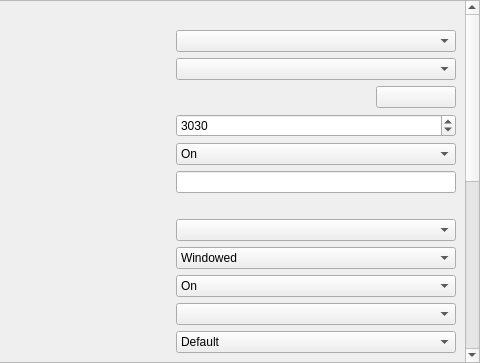
Qt form launcher/settingsView/csettingsview_moc.ui (vcmi/vcmi) before a commit; both pictures show x 362 to 842 and y 0 to 363 of the 842 by 363 pixel window.
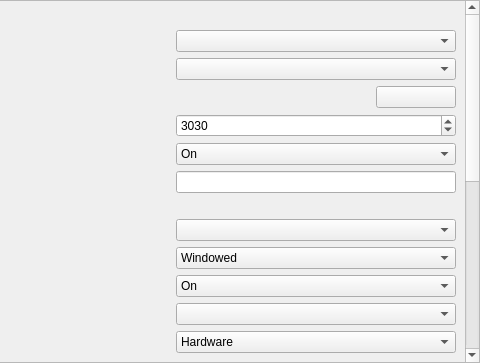
The same form after that commit.

Commit message: Allow defining default values of settings per platform

Patch:
```diff
--- a/launcher/settingsView/csettingsview_moc.ui
+++ b/launcher/settingsView/csettingsview_moc.ui
@@ -112,7 +112,7 @@
       <property name="geometry">
        <rect>
         <x>0</x>
-        <y>-107</y>
+        <y>0</y>
         <width>620</width>
         <height>745</height>
        </rect>
@@ -547,11 +547,6 @@
        </item>
        <item row="14" column="1" colspan="3">
         <widget class="QComboBox" name="comboBoxCursorType">
-         <item>
-          <property name="text">
-           <string>Default</string>
-          </property>
-         </item>
          <item>
           <property name="text">
            <string>Hardware</string>
```
The commit also changes 4 other files.
